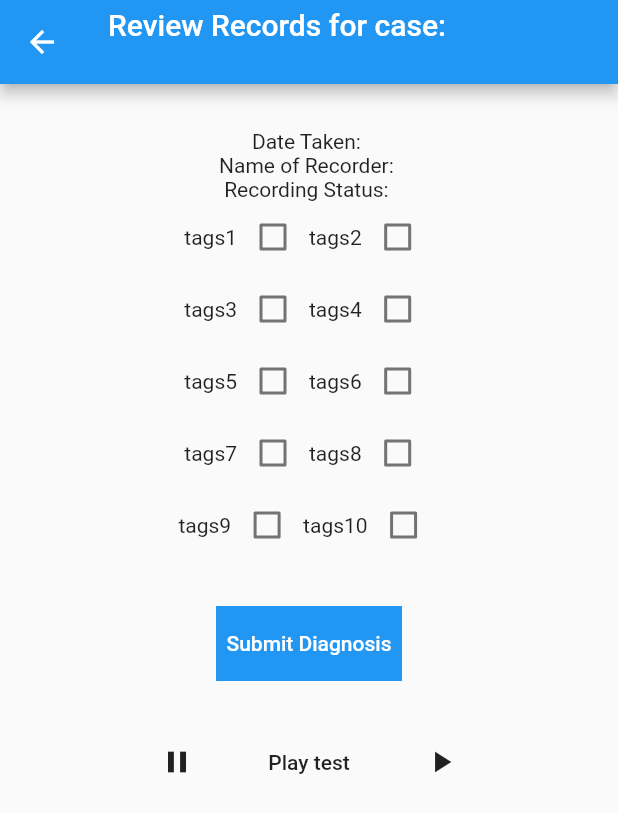
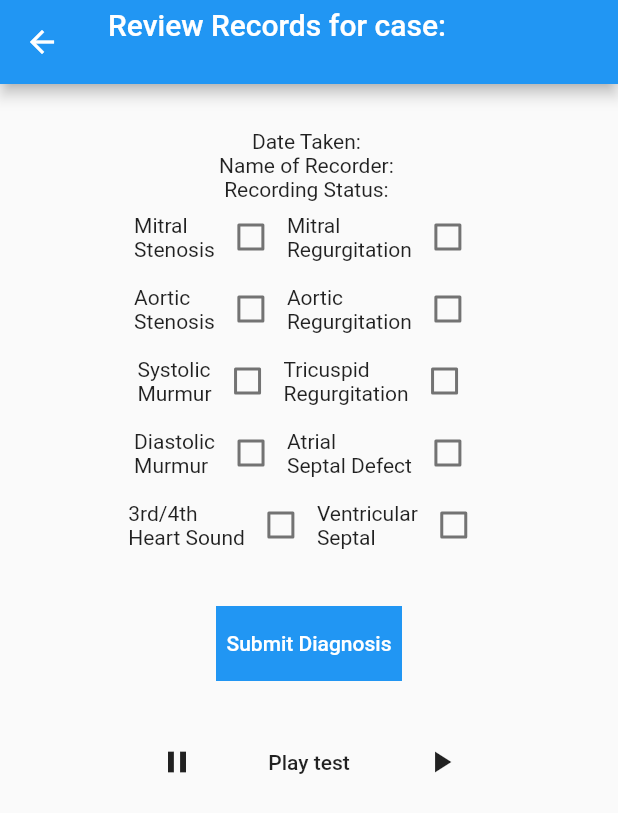
Before and after one commit to Rockwell-Holbrook/nursing_capstone, a Flutter app: the TagRecording screen opened directly with empty values, after a tap on "Submit Diagnosis", on a phone screen of 412 x 824 dp. Shown: the top 813 px of the screen. Run offline on Flutter 3.47's test engine with Material 2 defaults, Android fonts, the phone set to English and light mode, and no system bars; our stand-ins replace audioplayers, file, shared_preferences; missing offline and left inert: amazon_cognito_identity_dart, flutter_audio_recorder; accounts and stored records are empty; project files that could hold a hidden picture were left out.

Commit message:
cleaning up UI

```diff
--- a/mobile/lib/data/networkRepo.dart
+++ b/mobile/lib/data/networkRepo.dart
@@ -4,7 +4,7 @@ import 'dart:convert';
 import 'package:http/http.dart';
 import 'user.dart';
 
-String dest = 'https://api.byu-dept-nursingsteth-prd.amazon.byu.edu';
+String dest = 'https://14w1qdsgcg.execute-api.us-west-2.amazonaws.com/prd';
 
 ///Gets the jwt token tied to the user's session
 ///Returns a map that contains the authorization token
@@ -119,7 +119,7 @@ Future<dynamic> filter_list(Map<String, String> filter) async //filter all patie
 //Used when the administrator diagnoses and adds tags
 dynamic update(String patient_id, body) async
 {
-  var url = dest + "/beats/patients/"+patient_id;
+  var url = dest + "/patients/"+patient_id;
 
   var header = await authorize();
 
--- a/mobile/lib/data/user.dart
+++ b/mobile/lib/data/user.dart
@@ -216,6 +216,7 @@ class User{
 
   Future<String> getSessionToken() async {
     await init();
+    await setUserType();
     userPool = new CognitoUserPool(userPoolID, appClientID, storage: customStore);
     final CognitoUser user = await userPool.getCurrentUser();
     if(user != null) {
--- a/mobile/lib/mixins/audio_player.dart
+++ b/mobile/lib/mixins/audio_player.dart
@@ -18,8 +18,8 @@ mixin AudioPlayerController {
 
   ///Get the current directory
   Future<String> get _localPath async {
-    final directory = await getApplicationDocumentsDirectory();
-    //final directory = await getExternalStorageDirectory();
+    //final directory = await getApplicationDocumentsDirectory();
+    final directory = await getExternalStorageDirectory();
     return directory.path;
   }
 
--- a/mobile/lib/pages/sign_up.dart
+++ b/mobile/lib/pages/sign_up.dart
@@ -33,7 +33,7 @@ class _SignUpState extends State<SignUp> {
                   Text('A confirmation code has been emailed to you. \n Enter it below to finish creating account:'),
                   new TextFormField(
                     decoration: new InputDecoration(
-                      hintText: 'Code', labelText: 'Confirmarion Code'),
+                      hintText: 'Code', labelText: 'Confirmation Code'),
                     onChanged: (String confirmation) {
                       confirmationCode = confirmation;
                     }
--- a/mobile/lib/widgets/tag_recording.dart
+++ b/mobile/lib/widgets/tag_recording.dart
@@ -29,7 +29,7 @@ class TagRecording extends StatefulWidget {
     }
     var body = {"patient": { "tags": tags, "abnormal": tempBool}};
     var result = await update(id, body);
-    Navigator.of(context).pop();
+    Navigator.of(context).pop(tags);
   }
 
   @override
@@ -42,16 +42,16 @@ class TagRecordingState extends State<TagRecording>
   List<String> url;
 
   List<String> options = [
-    'tags1',
-    'tags2',
-    'tags3',
-    'tags4',
-    'tags5',
-    'tags6',
-    'tags7',
-    'tags8',
-    'tags9',
-    'tags10'
+    'Mitral\nStenosis',
+    'Mitral\nRegurgitation',
+    'Aortic\nStenosis',
+    'Aortic\nRegurgitation',
+    'Systolic\nMurmur',
+    'Tricuspid\nRegurgitation',
+    'Diastolic\nMurmur',
+    'Atrial\nSeptal Defect',
+    '3rd/4th\nHeart Sound',
+    'Ventricular\nSeptal'
   ];
 
   void initState() {
```
Also changed, not shown: mobile/lib/widgets/recording_tile.dart (+97 -45 lines), 1 other file.
